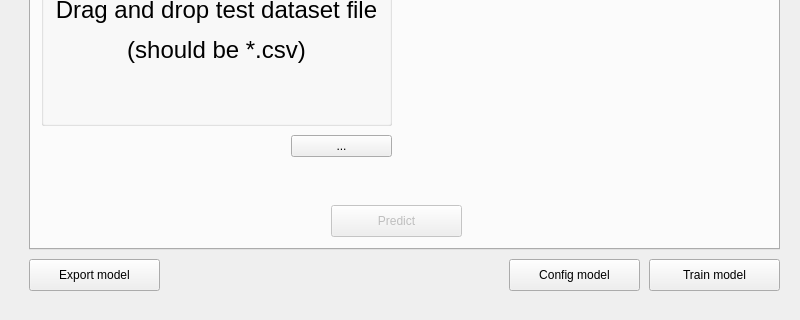
Before: the Qt Designer form src/gui/view/mainwindow.ui in LudwigAndreas/SimpleMLP, drawn with Qt 5; both pictures show x 0 to 800 and y 200 to 520 of the 800 by 520 pixel window.
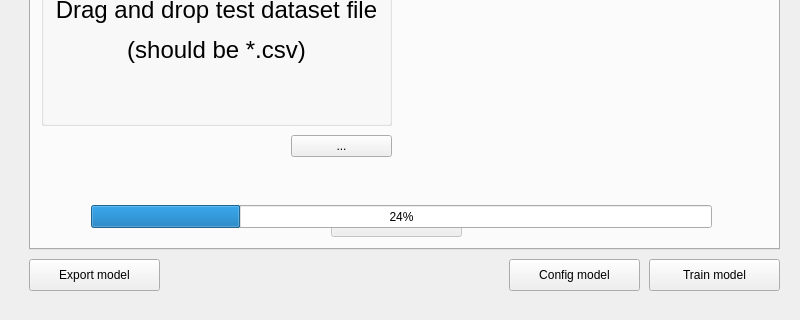
After: the same form once the commit is applied. The open tabs and pages were chosen to show the change. Custom widgets are drawn as their Qt base class.

Commit message: added calculation for testing dataset: accuracy, presicion, recall, f-measure. added Confusion Matrix calculation, added ModelTestWorker and signals for it, changed BrushSize in paintView, added slots for testing model page

What changed in the file:
```diff
--- a/src/gui/view/mainwindow.ui
+++ b/src/gui/view/mainwindow.ui
@@ -761,7 +761,7 @@
        <item>
         <widget class="QTabWidget" name="tabWidget_2">
          <property name="currentIndex">
-          <number>0</number>
+          <number>1</number>
          </property>
          <widget class="QWidget" name="tab_3">
           <attribute name="title">
@@ -1022,6 +1022,19 @@
             </item>
            </layout>
           </widget>
+          <widget class="QProgressBar" name="testing_progress_bar">
+           <property name="geometry">
+            <rect>
+             <x>60</x>
+             <y>280</y>
+             <width>621</width>
+             <height>23</height>
+            </rect>
+           </property>
+           <property name="value">
+            <number>24</number>
+           </property>
+          </widget>
           <zorder>groupBox_9</zorder>
           <zorder>import_test_dataset_label</zorder>
           <zorder>predict_push_button</zorder>
@@ -1029,6 +1042,7 @@
           <zorder>file_path_label_3</zorder>
           <zorder>label_7</zorder>
           <zorder>horizontalLayoutWidget_2</zorder>
+          <zorder>testing_progress_bar</zorder>
          </widget>
         </widget>
        </item>
```
The commit also changes 18 other files.
